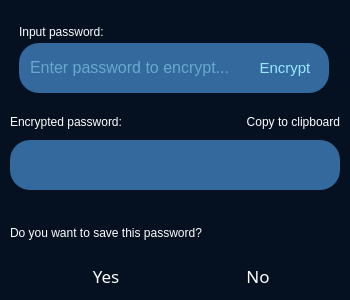
Before: the Qt Designer form generate.ui in tiutcristian/Passcrypt, drawn with Qt 5.
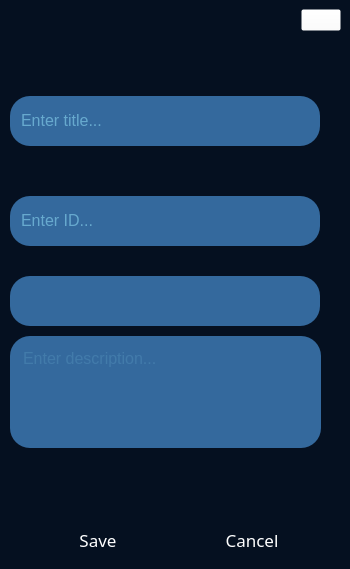
After: the same form once the commit is applied. Icons and pictures are not drawn.

```diff
--- a/generate.ui
+++ b/generate.ui
@@ -7,7 +7,7 @@
     <x>0</x>
     <y>0</y>
     <width>350</width>
-    <height>300</height>
+    <height>569</height>
    </rect>
   </property>
   <property name="minimumSize">
@@ -18,47 +18,94 @@
   </property>
   <property name="maximumSize">
    <size>
-    <width>350</width>
-    <height>300</height>
+    <width>16777215</width>
+    <height>16777215</height>
    </size>
   </property>
   <property name="windowTitle">
    <string>Generate</string>
   </property>
   <property name="styleSheet">
-   <string notr="true">border-radius: 20px;
-background-color: rgb(5, 16, 32);</string>
+   <string notr="true">QFrame{
+	border-radius: 20px;
+}
+
+*{
+	background-color: rgb(5, 16, 32);
+}
+</string>
   </property>
+  <layout class="QVBoxLayout" name="verticalLayout">
+   <property name="leftMargin">
+    <number>0</number>
+   </property>
+   <property name="topMargin">
+    <number>0</number>
+   </property>
+   <property name="rightMargin">
+    <number>0</number>
+   </property>
+   <property name="bottomMargin">
+    <number>10</number>
+   </property>
+   <item alignment="Qt::AlignTop">
+    <widget class="QFrame" name="frame">
+     <property name="frameShape">
+      <enum>QFrame::StyledPanel</enum>
+     </property>
+     <property name="frameShadow">
+      <enum>QFrame::Raised</enum>
+     </property>
+     <layout class="QHBoxLayout" name="horizontalLayout_5">
+      <item>
+       <spacer name="horizontalSpacer_4">
+        <property name="orientation">
+         <enum>Qt::Horizontal</enum>
+        </property>
+        <property name="sizeHint" stdset="0">
+         <size>
+          <width>291</width>
+          <height>18</height>
+         </size>
+        </property>
+       </spacer>
+      </item>
+      <item>
+       <widget class="QPushButton" name="xButton">
+        <property name="styleSheet">
+         <string notr="true">background-color: rgba(255, 255, 255, 0);</string>
+        </property>
+        <property name="text">
+         <string/>
+        </property>
+        <property name="icon">
+         <iconset resource="resources.qrc">
+          <normaloff>:/icons/icons/x.svg</normaloff>:/icons/icons/x.svg</iconset>
+        </property>
+        <property name="iconSize">
+         <size>
+          <width>20</width>
+          <height>20</height>
+         </size>
+        </property>
+       </widget>
+      </item>
+     </layout>
+    </widget>
+   </item>
+   <item>
   <widget class="QWidget" name="upperWidget" native="true">
-   <property name="geometry">
-    <rect>
-     <x>10</x>
-     <y>15</y>
-     <width>330</width>
-     <height>85</height>
-    </rect>
-   </property>
-   <widget class="QLabel" name="inputLabel">
-    <property name="geometry">
-     <rect>
-      <x>9</x>
-      <y>9</y>
-      <width>101</width>
-      <height>16</height>
-     </rect>
-    </property>
-    <property name="styleSheet">
-     <string notr="true">color: rgb(255, 255, 255);</string>
-    </property>
-    <property name="text">
-     <string>Input password:</string>
-    </property>
-   </widget>
+     <property name="sizePolicy">
+      <sizepolicy hsizetype="Preferred" vsizetype="Expanding">
+       <horstretch>0</horstretch>
+       <verstretch>0</verstretch>
+      </sizepolicy>
+     </property>
    <widget class="QFrame" name="inputFrame">
     <property name="geometry">
      <rect>
-      <x>9</x>
-      <y>28</y>
+        <x>10</x>
+        <y>50</y>
       <width>310</width>
       <height>50</height>
      </rect>
@@ -299,140 +346,489 @@
         <enum>QLineEdit::Normal</enum>
        </property>
        <property name="placeholderText">
-        <string>Enter password to encrypt...</string>
+          <string>Enter title...</string>
        </property>
       </widget>
      </item>
+      </layout>
+     </widget>
+     <widget class="QFrame" name="inputFrame_2">
+      <property name="geometry">
+       <rect>
+        <x>10</x>
+        <y>150</y>
+        <width>310</width>
+        <height>50</height>
+       </rect>
+      </property>
+      <property name="styleSheet">
+       <string notr="true">background-color: rgb(52, 105, 157);</string>
+      </property>
+      <property name="frameShape">
+       <enum>QFrame::StyledPanel</enum>
+      </property>
+      <property name="frameShadow">
+       <enum>QFrame::Raised</enum>
+      </property>
+      <layout class="QHBoxLayout" name="horizontalLayout_2">
      <item>
-      <widget class="QPushButton" name="encryptButton">
+        <widget class="QLineEdit" name="inputLineEdit_2">
        <property name="minimumSize">
         <size>
-         <width>70</width>
-         <height>30</height>
-        </size>
-       </property>
+           <width>200</width>
+           <height>0</height>
+          </size>
+         </property>
+         <property name="palette">
+          <palette>
+           <active>
+            <colorrole role="WindowText">
+             <brush brushstyle="SolidPattern">
+              <color alpha="60">
+               <red>153</red>
+               <green>234</green>
+               <blue>255</blue>
+              </color>
+             </brush>
+            </colorrole>
+            <colorrole role="Button">
+             <brush brushstyle="SolidPattern">
+              <color alpha="255">
+               <red>52</red>
+               <green>105</green>
+               <blue>157</blue>
+              </color>
+             </brush>
+            </colorrole>
+            <colorrole role="Text">
+             <brush brushstyle="SolidPattern">
+              <color alpha="60">
+               <red>153</red>
+               <green>234</green>
+               <blue>255</blue>
+              </color>
+             </brush>
+            </colorrole>
+            <colorrole role="ButtonText">
+             <brush brushstyle="SolidPattern">
+              <color alpha="60">
+               <red>153</red>
+               <green>234</green>
+               <blue>255</blue>
+              </color>
+             </brush>
+            </colorrole>
+            <colorrole role="Base">
+             <brush brushstyle="SolidPattern">
+              <color alpha="255">
+               <red>52</red>
+               <green>105</green>
+               <blue>157</blue>
+              </color>
+             </brush>
+            </colorrole>
+            <colorrole role="Window">
+             <brush brushstyle="SolidPattern">
+              <color alpha="255">
+               <red>52</red>
+               <green>105</green>
+               <blue>157</blue>
+              </color>
+             </brush>
+            </colorrole>
+            <colorrole role="PlaceholderText">
+             <brush brushstyle="SolidPattern">
+              <color alpha="128">
+               <red>153</red>
+               <green>234</green>
+               <blue>255</blue>
+              </color>
+             </brush>
+            </colorrole>
+           </active>
+           <inactive>
+            <colorrole role="WindowText">
+             <brush brushstyle="SolidPattern">
+              <color alpha="60">
+               <red>153</red>
+               <green>234</green>
+               <blue>255</blue>
+              </color>
+             </brush>
+            </colorrole>
+            <colorrole role="Button">
+             <brush brushstyle="SolidPattern">
+              <color alpha="255">
+               <red>52</red>
+               <green>105</green>
+               <blue>157</blue>
+              </color>
+             </brush>
+            </colorrole>
+            <colorrole role="Text">
+             <brush brushstyle="SolidPattern">
+              <color alpha="60">
+               <red>153</red>
+               <green>234</green>
+               <blue>255</blue>
+              </color>
+             </brush>
+            </colorrole>
+            <colorrole role="ButtonText">
+             <brush brushstyle="SolidPattern">
+              <color alpha="60">
+               <red>153</red>
+               <green>234</green>
+               <blue>255</blue>
+              </color>
+             </brush>
+            </colorrole>
+            <colorrole role="Base">
+             <brush brushstyle="SolidPattern">
+              <color alpha="255">
+               <red>52</red>
+               <green>105</green>
+               <blue>157</blue>
+              </color>
+             </brush>
+            </colorrole>
+            <colorrole role="Window">
+             <brush brushstyle="SolidPattern">
+              <color alpha="255">
+               <red>52</red>
+               <green>105</green>
+               <blue>157</blue>
+              </color>
+             </brush>
+            </colorrole>
+            <colorrole role="PlaceholderText">
+             <brush brushstyle="SolidPattern">
+              <color alpha="128">
+               <red>153</red>
+               <green>234</green>
+               <blue>255</blue>
+              </color>
+             </brush>
+            </colorrole>
+           </inactive>
+           <disabled>
+            <colorrole role="WindowText">
+             <brush brushstyle="SolidPattern">
+              <color alpha="60">
+               <red>153</red>
+               <green>234</green>
+               <blue>255</blue>
+              </color>
+             </brush>
+            </colorrole>
+            <colorrole role="Button">
+             <brush brushstyle="SolidPattern">
+              <color alpha="255">
+               <red>52</red>
+               <green>105</green>
+               <blue>157</blue>
+              </color>
+             </brush>
+            </colorrole>
+            <colorrole role="Text">
+             <brush brushstyle="SolidPattern">
+              <color alpha="60">
+               <red>153</red>
+               <green>234</green>
+               <blue>255</blue>
+              </color>
+             </brush>
+            </colorrole>
+            <colorrole role="ButtonText">
+             <brush brushstyle="SolidPattern">
+              <color alpha="60">
+               <red>153</red>
+               <green>234</green>
+               <blue>255</blue>
+              </color>
+             </brush>
+            </colorrole>
+            <colorrole role="Base">
+             <brush brushstyle="SolidPattern">
+              <color alpha="255">
+               <red>52</red>
+               <green>105</green>
+               <blue>157</blue>
+              </color>
+             </brush>
+            </colorrole>
+            <colorrole role="Window">
+             <brush brushstyle="SolidPattern">
+              <color alpha="255">
+               <red>52</red>
+               <green>105</green>
+               <blue>157</blue>
+              </color>
+             </brush>
+            </colorrole>
+            <colorrole role="PlaceholderText">
+             <brush brushstyle="SolidPattern">
+              <color alpha="128">
+               <red>153</red>
+               <green>234</green>
+               <blue>255</blue>
+              </color>
+             </brush>
+            </colorrole>
+           </disabled>
+          </palette>
+         </property>
        <property name="font">
         <font>
-         <pointsize>11</pointsize>
+           <pointsize>12</pointsize>
         </font>
        </property>
        <property name="styleSheet">
-        <string notr="true">QPushButton {
-	border-radius: 15px;
-    background-color: #34699D;
-	color: #99EAFF;
-}
+          <string notr="true">QLineEdit{
+		color: rgb(153, 234, 255);
+        border: no-border;
+    }
 
-QPushButton:hover {
-    background-color: #3B77B3;
-}
-
-QPushButton:pressed{
-	background-color: #34699D;
-}</string>
-       </property>
-       <property name="text">
-        <string>Encrypt</string>
-       </property>
+    QLineEdit[text=&quot;&quot;]{
+        color: rgba(153, 234, 255, 60);
+    }</string>
+         </property>
+         <property name="echoMode">
+          <enum>QLineEdit::Normal</enum>
+         </property>
+         <property name="placeholderText">
+          <string>Enter ID...</string>
+         </property>
       </widget>
      </item>
     </layout>
    </widget>
-  </widget>
-  <widget class="QWidget" name="middleWidget" native="true">
+     <widget class="QFrame" name="inputFrame_3">
    <property name="geometry">
     <rect>
      <x>10</x>
-     <y>110</y>
-     <width>330</width>
-     <height>87</height>
-    </rect>
-   </property>
-   <property name="sizePolicy">
-    <sizepolicy hsizetype="Preferred" vsizetype="Expanding">
-     <horstretch>0</horstretch>
-     <verstretch>0</verstretch>
-    </sizepolicy>
-   </property>
-   <layout class="QGridLayout" name="gridLayout">
-    <item row="0" column="0">
-     <widget class="QLabel" name="encryptedLabel">
+        <y>230</y>
+        <width>310</width>
+        <height>50</height>
+       </rect>
+      </property>
       <property name="styleSheet">
-       <string notr="true">color: rgb(255, 255, 255);</string>
+       <string notr="true">background-color: rgb(52, 105, 157);</string>
       </property>
-      <property name="text">
-       <string>Encrypted password:</string>
-      </property>
-     </widget>
-    </item>
-    <item row="0" column="1">
-     <widget class="QPushButton" name="clipboardButton">
-      <property name="layoutDirection">
-       <enum>Qt::LeftToRight</enum>
-      </property>
-      <property name="styleSheet">
-       <string notr="true">QPushButton {
-	border-radius: 5px;
-    background-color: rgb(5, 16, 32);
-	color: #ffffff;
-	text-align: right;
-}
-
-QPushButton:hover {
-    color: #D1D1D1;
-}
-
-QPushButton:pressed{
-	color: #B8B8B8;
-}</string>
-      </property>
-      <property name="text">
-       <string>Copy to clipboard</string>
-      </property>
-     </widget>
-    </item>
-    <item row="1" column="0" colspan="2">
-     <widget class="QFrame" name="encryptedFrame">
-      <property name="minimumSize">
-       <size>
-        <width>0</width>
-        <height>50</height>
-       </size>
-      </property>
-      <property name="maximumSize">
-       <size>
-        <width>16777215</width>
-        <height>50</height>
-       </size>
-      </property>
-      <property name="styleSheet">
-       <string notr="true">background-color: rgb(52, 105, 157);
-border-radius: 20px;</string>
-      </property>
       <property name="frameShape">
        <enum>QFrame::StyledPanel</enum>
       </property>
       <property name="frameShadow">
        <enum>QFrame::Raised</enum>
       </property>
-      <layout class="QVBoxLayout" name="verticalLayout_3">
-       <property name="spacing">
-        <number>0</number>
-       </property>
-       <property name="leftMargin">
-        <number>10</number>
-       </property>
-       <property name="topMargin">
-        <number>10</number>
-       </property>
-       <property name="rightMargin">
-        <number>10</number>
-       </property>
-       <property name="bottomMargin">
-        <number>10</number>
-       </property>
-       <item>
-        <widget class="QLineEdit" name="encryptedLineEdit">
+      <layout class="QHBoxLayout" name="horizontalLayout_3">
+       <item>
+        <widget class="QLineEdit" name="inputLineEdit_3">
+         <property name="minimumSize">
+          <size>
+           <width>200</width>
+           <height>0</height>
+          </size>
+         </property>
+         <property name="palette">
+          <palette>
+           <active>
+            <colorrole role="WindowText">
+             <brush brushstyle="SolidPattern">
+              <color alpha="60">
+               <red>153</red>
+               <green>234</green>
+               <blue>255</blue>
+              </color>
+             </brush>
+            </colorrole>
+            <colorrole role="Button">
+             <brush brushstyle="SolidPattern">
+              <color alpha="255">
+               <red>52</red>
+               <green>105</green>
+               <blue>157</blue>
+              </color>
+             </brush>
+            </colorrole>
+            <colorrole role="Text">
+             <brush brushstyle="SolidPattern">
+              <color alpha="60">
+               <red>153</red>
+               <green>234</green>
+               <blue>255</blue>
+              </color>
+             </brush>
+            </colorrole>
+            <colorrole role="ButtonText">
+             <brush brushstyle="SolidPattern">
+              <color alpha="60">
+               <red>153</red>
+               <green>234</green>
+               <blue>255</blue>
+              </color>
+             </brush>
+            </colorrole>
+            <colorrole role="Base">
+             <brush brushstyle="SolidPattern">
+              <color alpha="255">
+               <red>52</red>
+               <green>105</green>
+               <blue>157</blue>
+              </color>
+             </brush>
+            </colorrole>
+            <colorrole role="Window">
+             <brush brushstyle="SolidPattern">
+              <color alpha="255">
+               <red>52</red>
+               <green>105</green>
+               <blue>157</blue>
+              </color>
+             </brush>
+            </colorrole>
+            <colorrole role="PlaceholderText">
+             <brush brushstyle="SolidPattern">
+              <color alpha="128">
+               <red>153</red>
+               <green>234</green>
+               <blue>255</blue>
+              </color>
+             </brush>
+            </colorrole>
+           </active>
+           <inactive>
+            <colorrole role="WindowText">
+             <brush brushstyle="SolidPattern">
+              <color alpha="60">
+               <red>153</red>
+               <green>234</green>
+               <blue>255</blue>
+              </color>
+             </brush>
+            </colorrole>
+            <colorrole role="Button">
+             <brush brushstyle="SolidPattern">
+              <color alpha="255">
+               <red>52</red>
+               <green>105</green>
+               <blue>157</blue>
+              </color>
+             </brush>
+            </colorrole>
+            <colorrole role="Text">
+             <brush brushstyle="SolidPattern">
+              <color alpha="60">
+               <red>153</red>
+               <green>234</green>
+               <blue>255</blue>
+              </color>
+             </brush>
+            </colorrole>
+            <colorrole role="ButtonText">
+             <brush brushstyle="SolidPattern">
+              <color alpha="60">
+               <red>153</red>
+               <green>234</green>
+               <blue>255</blue>
+              </color>
+             </brush>
+            </colorrole>
+            <colorrole role="Base">
+             <brush brushstyle="SolidPattern">
+              <color alpha="255">
+               <red>52</red>
+               <green>105</green>
+               <blue>157</blue>
+              </color>
+             </brush>
+            </colorrole>
+            <colorrole role="Window">
+             <brush brushstyle="SolidPattern">
+              <color alpha="255">
+               <red>52</red>
+               <green>105</green>
+               <blue>157</blue>
+              </color>
+             </brush>
+            </colorrole>
+            <colorrole role="PlaceholderText">
+             <brush brushstyle="SolidPattern">
+              <color alpha="128">
+               <red>153</red>
+               <green>234</green>
+               <blue>255</blue>
+              </color>
+             </brush>
+            </colorrole>
+           </inactive>
+           <disabled>
+            <colorrole role="WindowText">
+             <brush brushstyle="SolidPattern">
+              <color alpha="60">
+               <red>153</red>
+               <green>234</green>
+               <blue>255</blue>
+              </color>
+             </brush>
+            </colorrole>
+            <colorrole role="Button">
+             <brush brushstyle="SolidPattern">
+              <color alpha="255">
+               <red>52</red>
+               <green>105</green>
+               <blue>157</blue>
+              </color>
+             </brush>
+            </colorrole>
+            <colorrole role="Text">
+             <brush brushstyle="SolidPattern">
+              <color alpha="60">
+               <red>153</red>
+               <green>234</green>
+               <blue>255</blue>
+              </color>
+             </brush>
+            </colorrole>
+            <colorrole role="ButtonText">
+             <brush brushstyle="SolidPattern">
+              <color alpha="60">
+               <red>153</red>
+               <green>234</green>
+               <blue>255</blue>
+              </color>
+             </brush>
+            </colorrole>
+            <colorrole role="Base">
+             <brush brushstyle="SolidPattern">
+              <color alpha="255">
+               <red>52</red>
+               <green>105</green>
+               <blue>157</blue>
+              </color>
+             </brush>
+            </colorrole>
+            <colorrole role="Window">
+             <brush brushstyle="SolidPattern">
+              <color alpha="255">
+               <red>52</red>
+               <green>105</green>
+               <blue>157</blue>
+              </color>
+             </brush>
+            </colorrole>
+            <colorrole role="PlaceholderText">
+             <brush brushstyle="SolidPattern">
+              <color alpha="128">
+               <red>153</red>
+               <green>234</green>
+               <blue>255</blue>
+              </color>
+             </brush>
+            </colorrole>
+           </disabled>
+          </palette>
+         </property>
          <property name="font">
           <font>
            <pointsize>12</pointsize>
@@ -440,47 +836,103 @@
          </property>
          <property name="styleSheet">
           <string notr="true">QLineEdit{
-	color: rgb(153, 234, 255);
-	border: no-border;
-}</string>
+		color: rgb(153, 234, 255);
+        border: no-border;
+    }
+
+    QLineEdit[text=&quot;&quot;]{
+        color: rgba(153, 234, 255, 60);
+    }</string>
          </property>
-         <property name="text">
+         <property name="echoMode">
+          <enum>QLineEdit::Normal</enum>
+         </property>
+         <property name="placeholderText">
           <string/>
          </property>
-         <property name="echoMode">
-          <enum>QLineEdit::Normal</enum>
-         </property>
         </widget>
        </item>
       </layout>
      </widget>
+     <widget class="QFrame" name="descriptionFrame">
+      <property name="geometry">
+       <rect>
+        <x>10</x>
+        <y>290</y>
+        <width>311</width>
+        <height>112</height>
+       </rect>
+      </property>
+      <property name="sizePolicy">
+       <sizepolicy hsizetype="Preferred" vsizetype="Expanding">
+        <horstretch>0</horstretch>
+        <verstretch>0</verstretch>
+       </sizepolicy>
+      </property>
+      <property name="styleSheet">
+       <string notr="true">QFrame{
+	background-color: rgb(52, 105, 157);
+}</string>
+      </property>
+      <property name="frameShape">
+       <enum>QFrame::StyledPanel</enum>
+      </property>
+      <property name="frameShadow">
+       <enum>QFrame::Raised</enum>
+      </property>
+      <layout class="QVBoxLayout" name="verticalLayout_2">
+       <item>
+        <widget class="QTextEdit" name="descriptionTextEdit">
+         <property name="sizePolicy">
+          <sizepolicy hsizetype="Expanding" vsizetype="Expanding">
+           <horstretch>0</horstretch>
+           <verstretch>0</verstretch>
+          </sizepolicy>
+         </property>
+         <property name="font">
+          <font>
+           <pointsize>12</pointsize>
+          </font>
+         </property>
+         <property name="styleSheet">
+          <string notr="true">QTextEdit{
+	color: rgba(153, 234, 255, 70);
+}</string>
+         </property>
+         <property name="verticalScrollBarPolicy">
+          <enum>Qt::ScrollBarAlwaysOff</enum>
+         </property>
+         <property name="horizontalScrollBarPolicy">
+          <enum>Qt::ScrollBarAlwaysOff</enum>
+         </property>
+         <property name="sizeAdjustPolicy">
+          <enum>QAbstractScrollArea::AdjustToContents</enum>
+         </property>
+         <property name="placeholderText">
+          <string>Enter description...</string>
+         </property>
+        </widget>
     </item>
    </layout>
   </widget>
+    </widget>
+   </item>
+   <item alignment="Qt::AlignBottom">
   <widget class="QWidget" name="lowerWidget" native="true">
-   <property name="geometry">
-    <rect>
-     <x>10</x>
-     <y>210</y>
-     <width>330</width>
-     <height>81</height>
-    </rect>
-   </property>
    <layout class="QGridLayout" name="gridLayout_2">
-    <item row="1" column="4">
-     <spacer name="horizontalSpacer_2">
-      <property name="orientation">
-       <enum>Qt::Horizontal</enum>
+      <property name="leftMargin">
+       <number>0</number>
       </property>
-      <property name="sizeHint" stdset="0">
-       <size>
-        <width>40</width>
-        <height>20</height>
-       </size>
+      <property name="topMargin">
+       <number>7</number>
       </property>
-     </spacer>
-    </item>
-    <item row="1" column="0">
+      <property name="rightMargin">
+       <number>0</number>
+      </property>
+      <property name="bottomMargin">
+       <number>7</number>
+      </property>
+      <item row="0" column="0">
      <spacer name="horizontalSpacer">
       <property name="orientation">
        <enum>Qt::Horizontal</enum>
@@ -493,7 +945,7 @@
       </property>
      </spacer>
     </item>
-    <item row="1" column="3">
+      <item row="0" column="3">
      <widget class="QPushButton" name="noButton">
       <property name="minimumSize">
        <size>
@@ -529,11 +981,11 @@
 }</string>
       </property>
       <property name="text">
-       <string>No</string>
+         <string>Cancel</string>
       </property>
      </widget>
     </item>
-    <item row="1" column="1">
+      <item row="0" column="1">
      <widget class="QPushButton" name="yesButton">
       <property name="sizePolicy">
        <sizepolicy hsizetype="Minimum" vsizetype="Fixed">
@@ -575,11 +1027,24 @@
 }</string>
       </property>
       <property name="text">
-       <string>Yes</string>
+         <string>Save</string>
       </property>
      </widget>
     </item>
-    <item row="1" column="2">
+      <item row="0" column="4">
+       <spacer name="horizontalSpacer_2">
+        <property name="orientation">
+         <enum>Qt::Horizontal</enum>
+        </property>
+        <property name="sizeHint" stdset="0">
+         <size>
+          <width>40</width>
+          <height>20</height>
+         </size>
+        </property>
+       </spacer>
+      </item>
+      <item row="0" column="2">
      <spacer name="horizontalSpacer_3">
       <property name="orientation">
        <enum>Qt::Horizontal</enum>
@@ -592,44 +1057,10 @@
       </property>
      </spacer>
     </item>
-    <item row="0" column="0" colspan="3">
-     <widget class="QLabel" name="saveLabel">
-      <property name="styleSheet">
-       <string notr="true">color: rgb(255, 255, 255);</string>
-      </property>
-      <property name="text">
-       <string>Do you want to save this password?</string>
-      </property>
+     </layout>
      </widget>
     </item>
    </layout>
-  </widget>
-  <widget class="QPushButton" name="xButton">
-   <property name="geometry">
-    <rect>
-     <x>317</x>
-     <y>3</y>
-     <width>30</width>
-     <height>30</height>
-    </rect>
-   </property>
-   <property name="styleSheet">
-    <string notr="true">background-color: rgba(255, 255, 255, 0);</string>
-   </property>
-   <property name="text">
-    <string/>
-   </property>
-   <property name="icon">
-    <iconset resource="resources.qrc">
-     <normaloff>:/icons/icons/x.svg</normaloff>:/icons/icons/x.svg</iconset>
-   </property>
-   <property name="iconSize">
-    <size>
-     <width>20</width>
-     <height>20</height>
-    </size>
-   </property>
-  </widget>
  </widget>
  <resources>
   <include location="resources.qrc"/>
```
Lines whose indentation alone changed are shown as unchanged.
